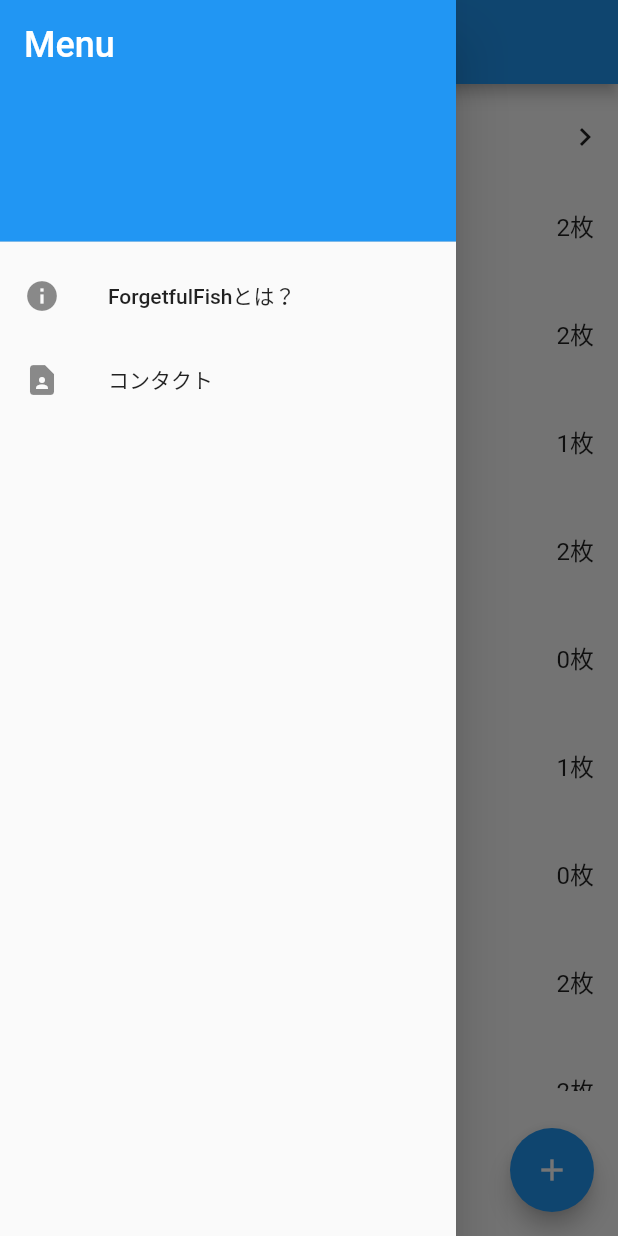
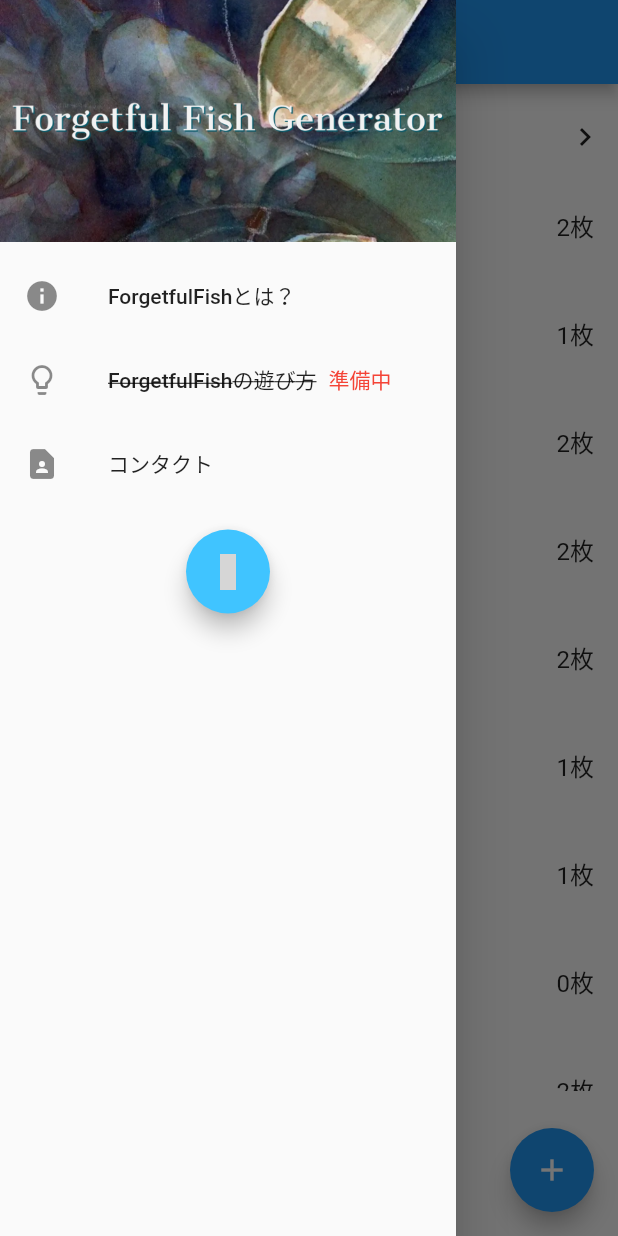
Before and after one commit to otimposch/Forgetful-Fish-, a Flutter app: the screen it shows after launch, scrolled down 576 dp, after a tap on the "menu" icon, on a phone screen of 412 x 824 dp. Run offline on Flutter 3.47's test engine with Material 2 defaults, Android fonts, the phone set to English and light mode, and no system bars; drawn by our look-alikes of percent_indicator; our stand-ins replace firebase_core, material_design_icons_flutter; accounts and stored records are empty; statements that could not run were skipped; grey boxes are pictures that could not be loaded.

```diff
--- a/lib/about_page.dart
+++ b/lib/about_page.dart
@@ -12,7 +12,9 @@ class AboutPage extends StatelessWidget {
         child: Column(
           crossAxisAlignment: CrossAxisAlignment.start,
           children: [
-            Image.asset('assets/top_image.png'), // トップ画像を配置する
+            Center(
+              child: Image.asset('assets/cards/dandan.png'),
+            ), // トップ画像を配置する
             Padding(
               padding: const EdgeInsets.all(16.0),
               child: LayoutBuilder(
--- a/lib/constants.dart
+++ b/lib/constants.dart
@@ -1,6 +1,5 @@
 List<Map<String, dynamic>> cards = [
   //カウンター
-  {"name": "腹黒い意志 / Insidious Will", "category": "カウンター", "quantity": 2},
   {"name": "秘儀の否定 / Arcane Denial", "category": "カウンター", "quantity": 2},
   {
     "name": "計算された放逐 / Calculated Dismissal",
@@ -16,14 +15,77 @@ List<Map<String, dynamic>> cards = [
   {"name": "夢の破れ目 / Dream Fracture", "category": "カウンター", "quantity": 2},
   {"name": "撃退 / Foil", "category": "カウンター", "quantity": 1},
   {"name": "邪魔 / Hinder", "category": "カウンター", "quantity": 2},
-  {"name": "精神的つまづき / Mental Misstep", "category": "カウンター", "quantity": 0},
+  {"name": "腹黒い意志 / Insidious Will", "category": "カウンター", "quantity": 2},
+  {"name": "記憶の欠落 / Memory Lapse", "category": "カウンター", "quantity": 2},
+  {"name": "精神的つまづき / Mental Misstep", "category": "カウンター", "quantity": 1},
   {"name": "誤算 / Miscalculation", "category": "カウンター", "quantity": 1},
   {"name": "交錯の混乱 / Muddle the Mixture", "category": "カウンター", "quantity": 0},
   {"name": "呪文変容 / Spell Shift", "category": "カウンター", "quantity": 2},
   {"name": "阻まれた希望 / Stymied Hopes", "category": "カウンター", "quantity": 2},
-  // クリーチャー操作/能力付与/スタッツ補正
+  //サーチ/濾過
+  {"name": "遥かなる記憶 / Distant Memories", "category": "サーチ/濾過", "quantity": 2},
+  {"name": "長期計画 / Long-Term Plans", "category": "サーチ/濾過", "quantity": 2},
+  {"name": "商人の巻物 / Merchant Scroll", "category": "サーチ/濾過", "quantity": 0},
+  {"name": "神秘の教示者 / Mystical Tutor", "category": "サーチ/濾過", "quantity": 2},
+  {"name": "深遠の覗き見 / Peer Through Depths", "category": "サーチ/濾過", "quantity": 2},
+  {"name": "シルンディの幻視 / Silundi Vision", "category": "サーチ/濾過", "quantity": 2},
+  //ライブラリ操作
+  {"name": "だまし / Bamboozle", "category": "ライブラリ操作", "quantity": 2},
+  {"name": "渦巻く知識 / Brainstorm", "category": "ライブラリ操作", "quantity": 2},
+  {"name": "有事対策 / Contingency Plan", "category": "ライブラリ操作", "quantity": 2},
+  {"name": "夢での貯え / Dream Cache", "category": "ライブラリ操作", "quantity": 2},
+  {"name": "索引 / Index", "category": "ライブラリ操作", "quantity": 2},
+  {"name": "留意 / Mental Note", "category": "ライブラリ操作", "quantity": 2},
+  {"name": "思案 / Ponder", "category": "ライブラリ操作", "quantity": 2},
+  {"name": "先触れ / Portent", "category": "ライブラリ操作", "quantity": 2},
+  {"name": "定業 / Preordain", "category": "ライブラリ操作", "quantity": 2},
+  {"name": "狼藉 / Ransack", "category": "ライブラリ操作", "quantity": 2},
+  {"name": "深遠の研究 / Research the Deep", "category": "ライブラリ操作", "quantity": 2},
+  {"name": "血清の幻視 / Serum Visions", "category": "ライブラリ操作", "quantity": 2},
+  {"name": "テイガムの策謀 / Taigam’s Scheming", "category": "ライブラリ操作", "quantity": 2},
+  {"name": "時間の把握 / Telling Time", "category": "ライブラリ操作", "quantity": 4},
+  {"name": "思考掃き / Thought Scour", "category": "ライブラリ操作", "quantity": 2},
+  {"name": "計略の魔除け / Trickery Charm", "category": "ライブラリ操作", "quantity": 0},
+  //ドロー
+  {"name": "蓄積した知識 / Accumulated Knowledge", "category": "ドロー", "quantity": 4},
+  {"name": "祖先の幻視 / Ancestral Vision", "category": "ドロー", "quantity": 1},
+  {"name": "クルフィックスの指図 / Dictate of Kruphix", "category": "ドロー", "quantity": 2},
+  {"name": "予感 / Foresee", "category": "ドロー", "quantity": 2},
+  {"name": "偏った幸運 / Fortune's Favor", "category": "ドロー", "quantity": 2},
+  {"name": "大慌ての棚卸し / Frantic Inventory", "category": "ドロー", "quantity": 0},
+  {"name": "錯覚の伏兵 / Illusory Ambusher", "category": "ドロー", "quantity": 2},
+  {"name": "瞑想 / Meditate", "category": "ドロー", "quantity": 1},
+  {"name": "Mise / Mise", "category": "ドロー", "quantity": 3},
+  {"name": "識者の誓い / Oath of Scholars", "category": "ドロー", "quantity": 2},
+  {"name": "予報 / Predict", "category": "ドロー", "quantity": 2},
+  {"name": "棚卸し / Take Inventory", "category": "ドロー", "quantity": 0},
+  {"name": "テフェリーの細工箱 / Teferi's Puzzle Box", "category": "ドロー", "quantity": 1},
+  {"name": "真実か詐話か / Truth or Tale", "category": "ドロー", "quantity": 2},
+  {"name": "彼方の映像 / Visions of Beyond", "category": "ドロー", "quantity": 2},
+  {"name": "意外な授かり物 / Windfall", "category": "ドロー", "quantity": 1},
+  //バウンス
+  {"name": "霊気渦竜巻 / Aetherspouts", "category": "バウンス", "quantity": 2},
+  {"name": "霊気への抑留 / Anchor to the Aether", "category": "バウンス", "quantity": 2},
+  {"name": "ブーメラン / Boomerang", "category": "バウンス", "quantity": 2},
+  {"name": "時間づまり / Chronostutter", "category": "バウンス", "quantity": 2},
+  {"name": "引き剥がし / Force Away", "category": "バウンス", "quantity": 2},
+  {"name": "ゴーマゾア / Gomazoa", "category": "バウンス", "quantity": 2},
+  {"name": "行方不明 / Gone Missing", "category": "バウンス", "quantity": 2},
+  {"name": "変態 / Metamorphose", "category": "バウンス", "quantity": 2},
+  {"name": "ナーセットの逆転 / Narset's Reversal", "category": "バウンス", "quantity": 2},
+  {"name": "差し戻し / Remand", "category": "バウンス", "quantity": 2},
+  {"name": "追い返し / Repel", "category": "バウンス", "quantity": 2},
+  {"name": "排撃 / Repulse", "category": "バウンス", "quantity": 2},
+  {"name": "撤回 / Rescind", "category": "バウンス", "quantity": 2},
+  {"name": "神話送り / Spin into Myth", "category": "バウンス", "quantity": 2},
+  {"name": "掃き飛ばし / Sweep Away", "category": "バウンス", "quantity": 2},
+  {"name": "非実体化 / Unsubstantiate", "category": "バウンス", "quantity": 2},
+  {"name": "航海の終わり / Voyage's End", "category": "バウンス", "quantity": 2},
+  {"name": "渦巻沈め / Whirlpool Whelm", "category": "バウンス", "quantity": 2},
+  {"name": "払いのけ / Whisk Away", "category": "バウンス", "quantity": 2},
+  //クリーチャー操作/能力付与/スタッツ補正
   {
-    "name": "命令の光 / Ray of Command",
+    "name": "目潰しのしぶき / Blinding Spray",
     "category": "クリーチャー操作/能力付与/スタッツ補正",
     "quantity": 2
   },
@@ -33,19 +95,24 @@ List<Map<String, dynamic>> cards = [
     "quantity": 2
   },
   {
-    "name": "サファイアの魔除け / Sapphire Charm",
+    "name": "空智の踊り / Dance of the Skywise",
+    "category": "クリーチャー操作/能力付与/スタッツ補正",
+    "quantity": 1
+  },
+  {
+    "name": "凍氷砕 / Icy Blast",
+    "category": "クリーチャー操作/能力付与/スタッツ補正",
+    "quantity": 1
+  },
+  {
+    "name": "理性のゲーム / Mind Games",
     "category": "クリーチャー操作/能力付与/スタッツ補正",
     "quantity": 2
   },
   {
-    "name": "目潰しのしぶき / Blinding Spray",
+    "name": "命令の光 / Ray of Command",
     "category": "クリーチャー操作/能力付与/スタッツ補正",
     "quantity": 2
-  },
-  {
-    "name": "空智の踊り / Dance of the Skywise",
-    "category": "クリーチャー操作/能力付与/スタッツ補正",
-    "quantity": 1
   },
   {
     "name": "川の叱責 / River's Rebuke",
@@ -53,124 +120,39 @@ List<Map<String, dynamic>> cards = [
     "quantity": 2
   },
   {
-    "name": "理性のゲーム / Mind Games",
+    "name": "サファイアの魔除け / Sapphire Charm",
     "category": "クリーチャー操作/能力付与/スタッツ補正",
     "quantity": 2
   },
-  {
-    "name": "凍氷砕 / Icy Blast",
-    "category": "クリーチャー操作/能力付与/スタッツ補正",
-    "quantity": 1
-  },
-
-  // コピー
+  //コピー
   {"name": "あまたの舞い / Dance of Many", "category": "コピー", "quantity": 2},
   {"name": "宿命的心酔 / Fated Infatuation", "category": "コピー", "quantity": 2},
   {"name": "複写作成 / Mimeofacture", "category": "コピー", "quantity": 2},
+  {"name": "奪取の形態 / Supplant Form", "category": "コピー", "quantity": 1},
   {"name": "双つ術 / Twincast", "category": "コピー", "quantity": 2},
-  {"name": "奪取の形態 / Supplant Form", "category": "コピー", "quantity": 1},
-
-  // サーチ/濾過
-  {"name": "商人の巻物 / Merchant Scroll", "category": "サーチ/濾過", "quantity": 0},
-  {"name": "神秘の教示者 / Mystical Tutor", "category": "サーチ/濾過", "quantity": 2},
-  {"name": "遥かなる記憶 / Distant Memories", "category": "サーチ/濾過", "quantity": 2},
-  {"name": "長期計画 / Long-Term Plans", "category": "サーチ/濾過", "quantity": 2},
-  {"name": "深遠の覗き見 / Peer Through Depths", "category": "サーチ/濾過", "quantity": 2},
-  // ドロー
-  {"name": "偏った幸運 / Fortune's Favor", "category": "ドロー", "quantity": 2},
-  {"name": "真実か詐話か / Truth or Tale", "category": "ドロー", "quantity": 2},
-  {"name": "予報 / Predict", "category": "ドロー", "quantity": 2},
-  {"name": "蓄積した知識 / Accumulated Knowledge", "category": "ドロー", "quantity": 4},
-  {"name": "大慌ての棚卸し / Frantic Inventory", "category": "ドロー", "quantity": 0},
-  {"name": "テフェリーの細工箱 / Teferi's Puzzle Box", "category": "ドロー", "quantity": 1},
-  {"name": "偏った幸運 / Fortune's Favor", "category": "ドロー", "quantity": 2},
-  {"name": "真実か詐話か / Truth or Tale", "category": "ドロー", "quantity": 2},
-
-  //バウンス
-  {"name": "非実体化 / Unsubstantiate", "category": "バウンス", "quantity": 2},
-  {"name": "霊気渦竜巻 / Aetherspouts", "category": "バウンス", "quantity": 2},
-  {"name": "変態 / Metamorphose", "category": "バウンス", "quantity": 2},
-  {"name": "霊気への抑留 / Anchor to the Aether", "category": "バウンス", "quantity": 2},
-  {"name": "ブーメラン / Boomerang", "category": "バウンス", "quantity": 2},
-  {"name": "時間づまり / Chronostutter", "category": "バウンス", "quantity": 2},
-  {"name": "引き剥がし / Force Away", "category": "バウンス", "quantity": 2},
-  {"name": "ゴーマゾア / Gomazoa", "category": "バウンス", "quantity": 2},
-  {"name": "行方不明 / Gone Missing", "category": "バウンス", "quantity": 2},
-  {"name": "追い返し / Repel", "category": "バウンス", "quantity": 2},
-  {"name": "排撃 / Repulse", "category": "バウンス", "quantity": 2},
-  {"name": "撤回 / Rescind", "category": "バウンス", "quantity": 2},
-  {"name": "ナーセットの逆転 / Narset's Reversal", "category": "バウンス", "quantity": 2},
-  {"name": "差し戻し / Remand", "category": "バウンス", "quantity": 2},
-  {"name": "神話送り / Spin into Myth", "category": "バウンス", "quantity": 2},
-  {"name": "掃き飛ばし / Sweep Away", "category": "バウンス", "quantity": 2},
-  {"name": "航海の終わり / Voyage's End", "category": "バウンス", "quantity": 2},
-  {"name": "渦巻沈め / Whirlpool Whelm", "category": "バウンス", "quantity": 2},
-  {"name": "払いのけ / Whisk Away", "category": "バウンス", "quantity": 2},
-  //ライブラリ操作
-  {"name": "渦巻く知識 / Brainstorm", "category": "ライブラリ操作", "quantity": 2},
-  {"name": "夢での貯え / Dream Cache", "category": "ライブラリ操作", "quantity": 2},
-  {"name": "深遠の研究 / Research the Deep", "category": "ライブラリ操作", "quantity": 2},
-  {"name": "定業 / Preordain", "category": "ライブラリ操作", "quantity": 2},
-  {"name": "思案 / Ponder", "category": "ライブラリ操作", "quantity": 2},
-  {"name": "留意 / Mental Note", "category": "ライブラリ操作", "quantity": 2},
-  {"name": "血清の幻視 / Serum Visions", "category": "ライブラリ操作", "quantity": 2},
-  {"name": "先触れ / Portent", "category": "ライブラリ操作", "quantity": 2},
-  {"name": "時間の把握 / Telling Time", "category": "ライブラリ操作", "quantity": 4},
-  {"name": "だまし / Bamboozle", "category": "ライブラリ操作", "quantity": 2},
-  {"name": "有事対策 / Contingency Plan", "category": "ライブラリ操作", "quantity": 2},
-  {"name": "索引 / Index", "category": "ライブラリ操作", "quantity": 2},
-  {"name": "狼藉 / Ransack", "category": "ライブラリ操作", "quantity": 2},
-  {"name": "テイガムの策謀 / Taigam’s Scheming", "category": "ライブラリ操作", "quantity": 2},
-  {"name": "思考掃き / Thought Scour", "category": "ライブラリ操作", "quantity": 2},
-  {"name": "計略の魔除け / Trickery Charm", "category": "ライブラリ操作", "quantity": 0},
+  //対象変更/奪取
+  {"name": "霊気奪い / Aethersnatch", "category": "対象変更/奪取", "quantity": 2},
+  {"name": "心盗み / Psychic Theft", "category": "対象変更/奪取", "quantity": 2},
+  {"name": "移し変え / Redirect", "category": "対象変更/奪取", "quantity": 2},
+  //全体除去
+  {"name": "幻視の魔除け / Vision Charm", "category": "全体除去", "quantity": 2},
+  //単体除去
+  {"name": "水晶のしぶき / Crystal Spray", "category": "単体除去", "quantity": 2},
+  {"name": "魔法改竄 / Magical hack", "category": "単体除去", "quantity": 4},
+  {"name": "幻覚 / Mind Bend", "category": "単体除去", "quantity": 1},
   //手札墓地リセット
-  {"name": "意外な授かり物 / Windfall", "category": "手札墓地リセット", "quantity": 1},
   {
     "name": "先細りの収益 / Diminishing Returns",
     "category": "手札墓地リセット",
     "quantity": 2
   },
   {"name": "永劫のこだま / Echo of Eons", "category": "手札墓地リセット", "quantity": 0},
+  {"name": "時間の滝 / Temporal Cascade", "category": "手札墓地リセット", "quantity": 2},
   {"name": "時のらせん / Time Spiral", "category": "手札墓地リセット", "quantity": 0},
-  {"name": "Timetwister", "category": "手札墓地リセット", "quantity": 0},
-  {"name": "時間の滝 / Temporal Cascade", "category": "手札墓地リセット", "quantity": 2},
-
-  //全体除去
-  {"name": "幻視の魔除け / Vision Charm", "category": "全体除去", "quantity": 2},
-  //対象変更/奪取
-  {"name": "霊気奪い / Aethersnatch", "category": "対象変更/奪取", "quantity": 2},
-  {"name": "移し変え / Redirect", "category": "対象変更/奪取", "quantity": 2},
-  {"name": "心盗み / Psychic Theft", "category": "対象変更/奪取", "quantity": 2},
-  //単体除去
-  {"name": "水晶のしぶき / Crystal Spray", "category": "単体除去", "quantity": 2},
-  {"name": "幻覚 / Mind Bend", "category": "単体除去", "quantity": 1},
-  {"name": "魔法改竄 / Magical hack", "category": "単体除去", "quantity": 4},
+  {"name": "Timetwister / Timetwister", "category": "手札墓地リセット", "quantity": 0},
   //墓地回収
   {"name": "神秘の回復 / Mystic Retrieval", "category": "墓地回収", "quantity": 2},
   {"name": "復習 / Relearn", "category": "墓地回収", "quantity": 0},
-  //基本でない土地
-  {
-    "name": "セファリッドの円形競技場 / Cephalid Coliseum",
-    "category": "基本でない土地",
-    "quantity": 0
-  },
-  {"name": "ハリマーの深み / Halimar Depths", "category": "基本でない土地", "quantity": 2},
-  {
-    "name": "イゼットの煮沸場 / Izzet Boilerworks",
-    "category": "基本でない土地",
-    "quantity": 2
-  },
-  {"name": "孤立した砂洲 / Lonely Sandbar", "category": "基本でない土地", "quantity": 2},
-  {"name": "月の輪の島 / Moonring Island", "category": "基本でない土地", "quantity": 2},
-  {"name": "神秘の聖域 / Mystic Sanctuary", "category": "基本でない土地", "quantity": 2},
-  {"name": "離れ島 / Remote Isle", "category": "基本でない土地", "quantity": 2},
-  {"name": "飛翔する海崖 / Soaring Seacliff", "category": "基本でない土地", "quantity": 2},
-  {
-    "name": "シヴィエルナイトの寺院 / Svyelunite Temple",
-    "category": "基本でない土地",
-    "quantity": 0
-  },
-  {"name": "天啓の神殿 / Temple of Epiphany", "category": "基本でない土地", "quantity": 2},
   //ダンダーン(固定)
   {"name": "ダンダーン / Dandan", "category": "ダンダーン(固定)", "quantity": 10},
   //記憶の欠落(固定)
@@ -208,13 +190,13 @@ List<List<int>> cardAmountTemplates = [
 //基本土地(固定)
 
 List<String> stepTitles = [
-  'STEP1 : 所持カード登録 ',
-  'STEP2 : デッキ構成',
-  'STEP3 : デッキ生成',
+  "STEP1 : 所持カード登録 ",
+  "STEP2 : デッキ構成",
+  "STEP3 : デッキ生成",
 ];
 
 List<String> stepDescriptions = [
-  '所持カードを登録してください。\n・Forgetful Fishに適したカードは初期セットされています。枚数のみ調整してください。\n・カテゴリは変更可能です。納得いかない場合は変更してください（ex.<思案/Ponder>のカテゴリを"ライブラリ操作"→"ドロー"）\n・初期リストにないカードを使いたい場合は＋ボタンから追加してください。',
-  'デッキが80枚になるように、カテゴリごとに投入枚数を決定してください。\n・戦型に応じたテンプレートを用意しているのでご利用ください。\n・ダンダーン10枚、土地(基本土地＋基本でない土地)32枚で固定です。\n・記憶の欠落は、チェックボックスから8枚投入することも可能です。',
-  '生成されたデッキ構成に従って、デッキを作ってください。さぁダンダーンバトルの始まりです。\n・デッキ構成が気に入らない場合は、再生成ボタンからやり直しが可能です。 ',
+  "所持カードを登録してください。\n・Forgetful Fishに適したカードは初期セットされています。枚数のみ調整してください。\n・カテゴリは変更可能です。納得いかない場合は変更してください（ex.<思案/Ponder>のカテゴリを<ライブラリ操作> → <ドロー>）\n・初期リストにないカードを使いたい場合は＋ボタンから追加してください。",
+  "デッキが80枚になるように、カテゴリごとに投入枚数を決定してください。\n・戦型に応じたテンプレートを用意しているのでご利用ください。\n・ダンダーン10枚、土地(基本土地＋基本でない土地)32枚で固定です。\n・記憶の欠落は、チェックボックスから8枚投入することも可能です。",
+  "生成されたデッキ構成に従って、デッキを作ってください。さぁダンダーンバトルの始まりです。\n・デッキ構成が気に入らない場合は、再生成ボタンからやり直しが可能です。 ",
 ];
--- a/lib/main.dart
+++ b/lib/main.dart
@@ -8,6 +8,8 @@ import 'contact_page.dart';
 import 'package:firebase_core/firebase_core.dart';
 import 'firebase_options.dart';
 import 'dart:async';
+import 'package:url_launcher/url_launcher.dart';
+import 'package:material_design_icons_flutter/material_design_icons_flutter.dart';
 
 Future<void> main() async {
   WidgetsFlutterBinding.ensureInitialized();
@@ -104,9 +106,13 @@ class CustomAppBar extends StatelessWidget with PreferredSizeWidget {
     }
 
     return AppBar(
-      title: Text(
-        'Forgetful fishデッキ生成',
-        style: TextStyle(fontSize: appBarFontSize),
+      title: Semantics(
+        header: true,
+        child: Text(
+          'ForgetfulFish Generator',
+          style: TextStyle(fontSize: appBarFontSize),
+          textAlign: TextAlign.center,
+        ),
       ),
       leading: Builder(
         builder: (BuildContext context) {
@@ -123,26 +129,75 @@ class CustomAppBar extends StatelessWidget with PreferredSizeWidget {
   }
 }
 
+class TwitterShareWidget extends StatelessWidget {
+  final String text;
+  final String url;
+  final List<String> hashtags;
+  final String via;
+  final String related;
+
+  const TwitterShareWidget(
+      {Key? key,
+      required this.text,
+      this.url = "",
+      this.hashtags = const [],
+      this.via = "",
+      this.related = ""})
+      : super(key: key);
+
+  void _tweet() async {
+    final Map<String, dynamic> tweetQuery = {
+      "text": text,
+      "url": url,
+      "hashtags": hashtags.join(","),
+      "via": via,
+      "related": related,
+    };
+
+    final Uri tweetScheme =
+        Uri(scheme: "twitter", host: "post", queryParameters: tweetQuery);
+
+    final Uri tweetIntentUrl =
+        Uri.https("twitter.com", "/intent/tweet", tweetQuery);
+
+    await canLaunchUrl(tweetScheme)
+        ? await launchUrl(tweetScheme)
+        : await launchUrl(tweetIntentUrl);
+  }
+
+  @override
+  Widget build(BuildContext context) {
+    return FloatingActionButton(
+      backgroundColor: Colors.lightBlueAccent,
+      onPressed: () {
+        _tweet();
+      },
+      child: const Icon(MdiIcons.twitter),
+    );
+  }
+}
+
 //新Drawer
 class CustomDrawer extends StatelessWidget {
   const CustomDrawer({Key? key}) : super(key: key);
+
   @override
   Widget build(BuildContext context) {
+    String shareText = 'Forgetful Fish - マジックザギャザリングデッキ生成アプリ';
+    String shareUrl = 'https://forgetful-fish.web.app';
+
     return Drawer(
       child: ListView(
         padding: EdgeInsets.zero,
         children: <Widget>[
           const DrawerHeader(
             decoration: BoxDecoration(
-              color: Colors.blue,
-            ),
-            child: Text(
-              'Menu',
-              style: TextStyle(
-                color: Colors.white,
-                fontSize: 24,
+              image: DecorationImage(
+                image: AssetImage('assets/icon/Dandan banner.png'),
+                fit: BoxFit.cover,
               ),
             ),
+            child: null,
           ),
           ListTile(
             leading: const Icon(Icons.info),
@@ -153,15 +208,27 @@ class CustomDrawer extends StatelessWidget {
                   MaterialPageRoute(builder: (context) => const AboutPage()));
             },
           ),
-          // ListTile(
-          //   leading: const Icon(Icons.help),
-          //   title: const Text('ヘルプ'),
-          //   onTap: () {
-          //     Navigator.of(context).pop(); // drawer を閉じる
-          //     Navigator.push(context,
-          //         MaterialPageRoute(builder: (context) => const AboutPage()));
-          //   },
-          // ),
+          ListTile(
+            leading: const Icon(Icons.lightbulb_outline),
+            title: Row(
+              children: const [
+                Text(
+                  'ForgetfulFishの遊び方',
+                  style: TextStyle(
+                    decoration: TextDecoration.lineThrough,
+                  ),
+                ),
+                SizedBox(width: 8),
+                Text(
+                  '準備中',
+                  style: TextStyle(color: Colors.red),
+                ),
+              ],
+            ),
+            onTap: () {
+              // 何もしない
+            },
+          ),
           ListTile(
             leading: const Icon(Icons.contact_page),
             title: const Text('コンタクト'),
@@ -170,6 +237,20 @@ class CustomDrawer extends StatelessWidget {
               Navigator.push(context,
                   MaterialPageRoute(builder: (context) => const ContactPage()));
             },
+          ),
+          const SizedBox(height: 16), // ここでマージンを追加
+          Padding(
+            padding: const EdgeInsets.symmetric(horizontal: 16.0),
+            child: Row(
+              mainAxisAlignment: MainAxisAlignment.spaceAround,
+              children: [
+                TwitterShareWidget(
+                  text: shareText,
+                  url: shareUrl,
+                  hashtags: const ['ForgetfulFish', 'MTG'],
+                ),
+              ],
+            ),
           ),
         ],
       ),
```
Also changed, not shown: lib/howtoplay_page.dart (added, +80 -0 lines), pubspec.yaml (+7 -2 lines), assets/icon/Dandan banner.png (added), assets/icon/dandan_sq.png (added), 2 other files.
